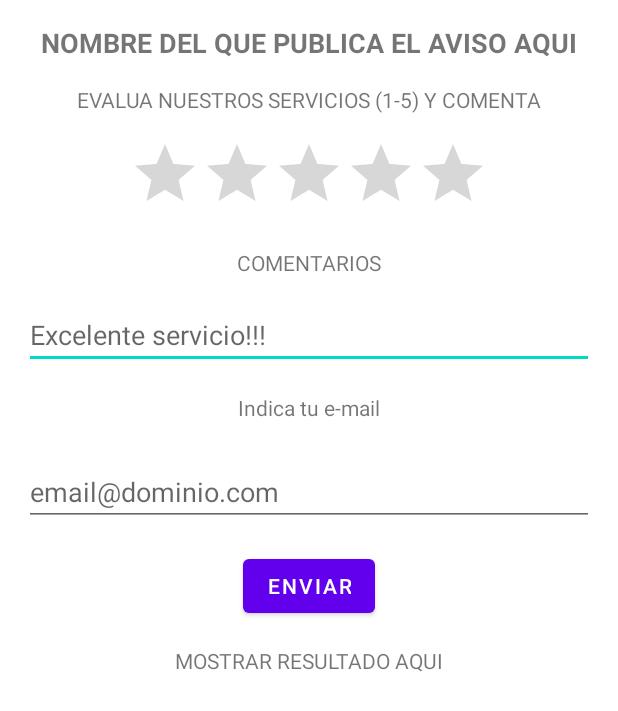
After one commit to joseluisojedafdez/AppAvisos, an Android app: the layout fragment_evaluation.xml on its own in the app's theme, with its tools: preview values and no code run, on a phone screen of 412 x 824 dp. The commit adds this screen. Shown: the top 711 px of the screen. Run offline under Robolectric (Android 15) with nearby library versions, the phone set to English and light mode, and no system bars.

Commit message:
Se implementan las evaluaciones de los avisos

```diff
--- a/app/src/main/res/layout/fragment_detail.xml
+++ b/app/src/main/res/layout/fragment_detail.xml
@@ -185,7 +185,7 @@
         app:layout_constraintTop_toTopOf="@+id/tv_evaluacion" />
 
     <Button
-        android:id="@+id/button"
+        android:id="@+id/bt_evaluate"
         android:layout_width="wrap_content"
         android:layout_height="wrap_content"
         android:layout_marginTop="8dp"
--- /dev/null
+++ b/app/src/main/res/layout/fragment_evaluation.xml
@@ -0,0 +1,114 @@
+<?xml version="1.0" encoding="utf-8"?>
+<androidx.constraintlayout.widget.ConstraintLayout xmlns:android="http://schemas.android.com/apk/res/android"
+    xmlns:app="http://schemas.android.com/apk/res-auto"
+    android:id="@+id/id_enviar"
+    android:layout_width="match_parent"
+    android:layout_height="match_parent">
+
+
+    <TextView
+        android:id="@+id/tv_Comment_label"
+        android:layout_width="wrap_content"
+        android:layout_height="wrap_content"
+        android:layout_marginTop="16dp"
+        android:text="@string/comentarios"
+        app:layout_constraintEnd_toEndOf="parent"
+        app:layout_constraintStart_toStartOf="parent"
+        app:layout_constraintTop_toBottomOf="@+id/rb_evaluation_single" />
+
+    <RatingBar
+        android:id="@+id/rb_evaluation_single"
+        android:layout_width="wrap_content"
+        android:layout_height="wrap_content"
+        android:layout_marginTop="16dp"
+        android:numStars="5"
+        android:stepSize="0.5"
+        app:layout_constraintEnd_toEndOf="parent"
+        app:layout_constraintStart_toStartOf="parent"
+        app:layout_constraintTop_toBottomOf="@+id/tv_evaluation_title" />
+
+    <EditText
+        android:id="@+id/et_comments"
+        android:layout_width="0dp"
+        android:layout_height="wrap_content"
+        android:layout_marginStart="16dp"
+        android:layout_marginTop="16dp"
+        android:layout_marginEnd="16dp"
+        android:autofillHints=""
+        android:ems="10"
+        android:gravity="start|top"
+        android:hint="@string/excelente_servicio"
+        android:inputType="textMultiLine"
+        app:layout_constraintEnd_toEndOf="parent"
+        app:layout_constraintHorizontal_bias="0.497"
+        app:layout_constraintStart_toStartOf="parent"
+        app:layout_constraintTop_toBottomOf="@+id/tv_Comment_label" />
+
+    <TextView
+        android:id="@+id/tv_evaluation_title"
+        android:layout_width="wrap_content"
+        android:layout_height="wrap_content"
+        android:layout_marginTop="16dp"
+        android:labelFor="@id/editTextTextEmailAddress"
+        android:text="@string/evalua_nuestros_servicios_1_5_y_comenta"
+        app:layout_constraintEnd_toEndOf="parent"
+        app:layout_constraintStart_toStartOf="parent"
+        app:layout_constraintTop_toBottomOf="@+id/tv_name_publisher_evaluation" />
+
+    <EditText
+        android:id="@+id/editTextTextEmailAddress"
+        android:layout_width="0dp"
+        android:layout_height="wrap_content"
+        android:layout_marginStart="16dp"
+        android:layout_marginTop="24dp"
+        android:layout_marginEnd="16dp"
+        android:ems="10"
+        android:inputType="textEmailAddress"
+        android:hint="@string/email_dominio_com"
+        app:layout_constraintEnd_toEndOf="parent"
+        app:layout_constraintStart_toStartOf="parent"
+        app:layout_constraintTop_toBottomOf="@+id/tv_email_label"
+         />
+
+    <TextView
+        android:id="@+id/tv_email_label"
+        android:layout_width="wrap_content"
+        android:layout_height="wrap_content"
+        android:layout_marginTop="16dp"
+        android:text="@string/indica_tu_e_mail"
+        app:layout_constraintEnd_toEndOf="parent"
+        app:layout_constraintStart_toStartOf="parent"
+        app:layout_constraintTop_toBottomOf="@+id/et_comments" />
+
+    <Button
+        android:id="@+id/button2"
+        android:layout_width="wrap_content"
+        android:layout_height="wrap_content"
+        android:layout_marginTop="16dp"
+        android:text="@string/enviar"
+        app:layout_constraintEnd_toEndOf="parent"
+        app:layout_constraintStart_toStartOf="parent"
+        app:layout_constraintTop_toBottomOf="@+id/editTextTextEmailAddress" />
+
+    <TextView
+        android:id="@+id/tv_resultado"
+        android:layout_width="wrap_content"
+        android:layout_height="wrap_content"
+        android:layout_marginTop="16dp"
+        android:text="@string/mostrar_resultado_aqui"
+        app:layout_constraintEnd_toEndOf="parent"
+        app:layout_constraintStart_toStartOf="parent"
+        app:layout_constraintTop_toBottomOf="@+id/button2" />
+
+    <TextView
+        android:id="@+id/tv_name_publisher_evaluation"
+        android:layout_width="wrap_content"
+        android:layout_height="wrap_content"
+        android:layout_marginTop="16dp"
+        android:text="@string/nombre_del_que_publica_el_aviso_aqui"
+        android:textSize="18sp"
+        android:textStyle="bold"
+        app:layout_constraintEnd_toEndOf="parent"
+        app:layout_constraintStart_toStartOf="parent"
+        app:layout_constraintTop_toTopOf="parent" />
+</androidx.constraintlayout.widget.ConstraintLayout>
--- a/app/src/main/res/values/strings.xml
+++ b/app/src/main/res/values/strings.xml
@@ -13,7 +13,7 @@
     This string is used for square devices and overridden by hello_world in
     values-round/strings.xml for round devices.
     -->
-    <string name="hello_world">Hello Square World!</string>
+    <string name="gracias_por_evaluarnos">GRACIAS POR EVALUARNOS</string>
     <string name="bienvenido">BIENVENIDO</string>
     <string name="nombre_usuario_aqui">Nombre Usuario Aqui</string>
     <string name="para_poder_ver_el_detalle_debes_identificarte">PARA PODER VER EL DETALLE, DEBES IDENTIFICARTE</string>
@@ -36,4 +36,12 @@
     <string name="phone_call">Phone call</string>
     <string name="evaluame">EVALUAME</string>
     <string name="share_ad">Share Ad</string>
+    <string name="comentarios">COMENTARIOS</string>
+    <string name="evalua_nuestros_servicios_1_5_y_comenta">EVALUA NUESTROS SERVICIOS (1-5) Y COMENTA</string>
+    <string name="email_dominio_com">email@dominio.com</string>
+    <string name="indica_tu_e_mail">Indica tu e-mail</string>
+    <string name="enviar">ENVIAR</string>
+    <string name="mostrar_resultado_aqui">MOSTRAR RESULTADO AQUI</string>
+    <string name="excelente_servicio">Excelente servicio!!!</string>
+    <string name="nombre_del_que_publica_el_aviso_aqui">NOMBRE DEL QUE PUBLICA EL AVISO AQUI</string>
 </resources>
```
Also changed, not shown: app/src/main/java/com/i4bchile/avisos/model/Database.kt (+9 -1 lines), app/src/main/java/com/i4bchile/avisos/model/POJOs.kt (+5 -5 lines), app/src/main/java/com/i4bchile/avisos/model/Repository.kt (+40 -0 lines), app/src/main/java/com/i4bchile/avisos/view/DetailFragment.kt (+20 -3 lines), app/src/main/java/com/i4bchile/avisos/view/FragmentEvaluation.kt (added, +65 -0 lines), app/src/main/java/com/i4bchile/avisos/viewmodel/AvisosVM.kt (+16 -2 lines), app/src/main/res/mipmap-hdpi/ic_launcher.png, app/src/main/res/mipmap-mdpi/ic_launcher.png, app/src/main/res/mipmap-xhdpi/ic_launcher.png, app/src/main/res/mipmap-xxhdpi/ic_launcher.png, app/src/main/res/mipmap-xxxhdpi/ic_launcher.png.
